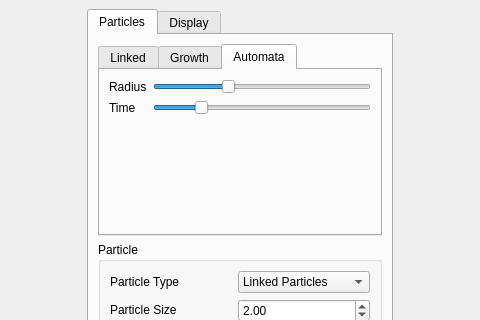
Old version of the form ui/GUI.ui in the repository eulersson/CellGrowth; both pictures show x 404 to 884 and y 0 to 320 of the 1288 by 698 pixel window.
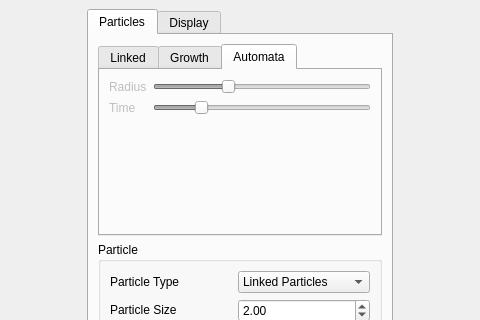
New version of the form. The open tabs and pages were chosen to show the change.

What changed in the file:
```diff
--- a/ui/GUI.ui
+++ b/ui/GUI.ui
@@ -260,6 +260,9 @@
                </layout>
               </widget>
               <widget class="QWidget" name="m_automataParticleTab">
+               <property name="enabled">
+                <bool>false</bool>
+               </property>
                <attribute name="title">
                 <string>Automata</string>
                </attribute>
```
Left out of the diff: 4 changed lines with no effect on the pictures.
